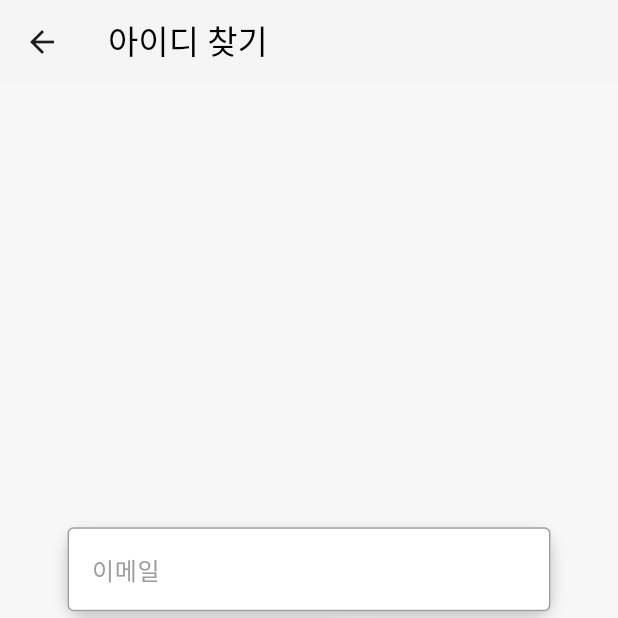
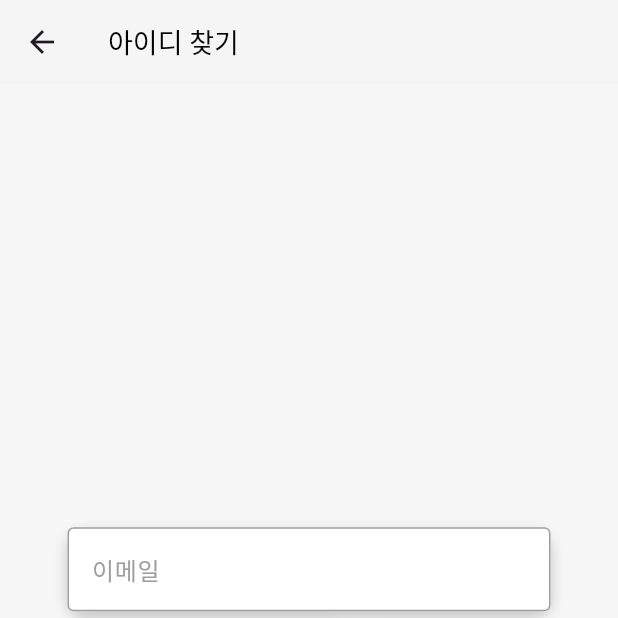
Before and after one commit to mean12345/cap2, a Flutter app: the FindId screen opened directly, on a phone screen of 412 x 824 dp, the top half of it. Run offline on Flutter 3.47's test engine with Material 3 defaults, Android fonts, the phone set to English and light mode, and no system bars; our stand-ins replace flutter_dotenv, geocoding, geolocator, image_picker, permission_handler, sensors_plus and 2 more; missing offline and left inert: flutter_naver_map, kpostal.

Commit message:
Update find_id.dart

```diff
--- a/lib/login/find_id.dart
+++ b/lib/login/find_id.dart
@@ -234,29 +234,40 @@ class _FindIdState extends BaseLoginState<FindId> {
     return Scaffold(
       backgroundColor: AppColors.background,
       appBar: AppBar(
+        scrolledUnderElevation: 0,
+        title: const Text(
+          '아이디 찾기',
+          style: TextStyle(
+            color: Colors.black,
+            fontSize: 18,
+            fontWeight: FontWeight.w500,
+          ),
+        ),
+        leading: IconButton(
+          icon: const Icon(Icons.arrow_back),
+          onPressed: () => Navigator.pop(context),
+        ),
         backgroundColor: Colors.grey[100],
-        scrolledUnderElevation: 0,
-        surfaceTintColor: Colors.transparent,
-        title: Text('아이디 찾기', style: TextStyle(color: Colors.black)),
+        elevation: 0,
       ),
-      body: SingleChildScrollView(
-        child: Container(
-          height: MediaQuery.of(context).size.height -
-              AppBar().preferredSize.height,
+      body: Stack(
+        children: [
+          Padding(
             padding: const EdgeInsets.fromLTRB(45.0, 100.0, 45.0, 45.0),
             child: Column(
               mainAxisAlignment: MainAxisAlignment.center,
               children: [
-              buildEmailTextField(emailController),
+                buildEmailTextField(emailController), //이메일 입력 박스
                 const SizedBox(height: 7),
-              buildCertifyTextField(),
+                buildCertifyTextField(), //인증번호 입력 박스
                 const SizedBox(height: 7),
-              buildFindIdButton(),
+                buildFindIdButton(), //아이디 찾기 버튼
                 const SizedBox(height: 8),
-              buildPasswordBottomLinks(),
+                buildPasswordBottomLinks(), //비밀번호 입력 버튼
               ],
             ),
           ),
+        ],
       ),
     );
   }
```
Lines whose indentation alone changed are shown as unchanged.
